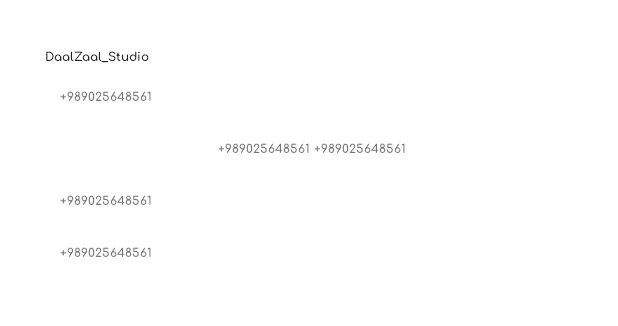
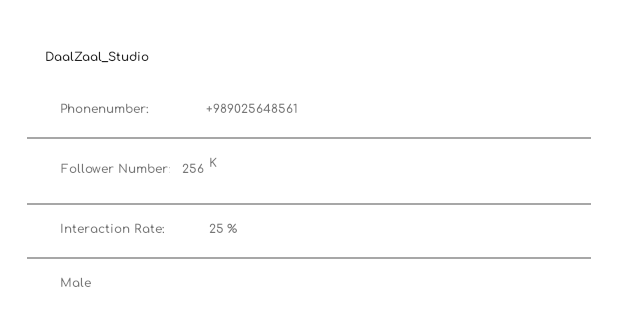
Before and after one commit to MahdiKaseAtashin/Shot_and_Shot, an Android app: the layout content_details.xml on its own in the app's theme, with its tools: preview values and no code run, on a phone screen of 412 x 824 dp. Shown: the top 326 px of the screen. Run offline under Robolectric (Android 15) with nearby library versions, the phone set to English and light mode, and no system bars; Roboto replaces fonts that are not available here.

Commit message:
complete detail activity ui

```diff
--- a/app/src/main/res/layout/content_details.xml
+++ b/app/src/main/res/layout/content_details.xml
@@ -31,30 +31,47 @@
                     android:layout_height="wrap_content"
                     android:layout_marginHorizontal="20dp"
                     android:fontFamily="@font/comfortaa_bold"
-                    android:textSize="@dimen/dimen_16"
+                    android:textSize="@dimen/dimen_22"
                     tools:text="DaalZaal_Studio"
                     android:text="@{user.instaId}"
                     app:startIconDrawable="@drawable/ic_instagram_circle"/>
 
             </LinearLayout>
             <LinearLayout
+                android:layout_marginTop="@dimen/dimen_22"
                 android:layout_width="match_parent"
                 android:layout_height="wrap_content"
                 android:layout_marginBottom="5dp"
                 android:orientation="horizontal">
 
                 <TextView
-                    android:layout_width="match_parent"
+                    android:layout_width="wrap_content"
                     android:layout_height="wrap_content"
                     android:layout_marginHorizontal="30dp"
-                    android:layout_marginVertical="@dimen/dimen_20"
+                    android:layout_marginVertical="@dimen/dimen_12"
                     android:fontFamily="@font/comfortaa_bold"
-                    android:textSize="@dimen/dimen_16"
+                    android:textSize="@dimen/dimen_12"
+                    android:text="@string/phonenumber"
+                    app:startIconDrawable="@drawable/ic_instagram_circle"/>
+
+                <TextView
+                    android:layout_width="wrap_content"
+                    android:layout_height="wrap_content"
+                    android:layout_marginHorizontal="@dimen/dimen_18"
+                    android:layout_marginVertical="@dimen/dimen_12"
+                    android:fontFamily="@font/comfortaa_bold"
+                    android:textSize="@dimen/dimen_12"
                     tools:text="+989025648561"
                     android:text="@{user.phone}"
                     app:startIconDrawable="@drawable/ic_instagram_circle"/>
+
             </LinearLayout>
 
+            <View
+                android:background="@color/dark_gray"
+                android:layout_marginHorizontal="@dimen/dimen_22"
+                android:layout_width="match_parent"
+                android:layout_height="1dp"/>
 
             <LinearLayout
                 android:layout_width="match_parent"
@@ -64,33 +81,89 @@
 
                 <TextView
                     android:gravity="end"
-                    android:layout_weight="1"
-                    android:layout_width="0dp"
+                    android:layout_width="wrap_content"
                     android:layout_height="wrap_content"
                     android:layout_marginStart="30dp"
-                    android:layout_marginVertical="@dimen/dimen_20"
+                    android:layout_marginVertical="12dp"
                     android:fontFamily="@font/comfortaa_bold"
-                    android:textSize="@dimen/dimen_16"
-                    tools:text="+989025648561"
+                    android:textSize="@dimen/dimen_12"
+                    android:text="@string/follower_number"
+                    />
+                <TextView
+                    android:gravity="end"
+                    android:layout_width="wrap_content"
+                    android:layout_height="wrap_content"
+                    android:layout_marginStart="@dimen/dimen_22"
+                    android:layout_marginVertical="12dp"
+                    android:fontFamily="@font/comfortaa_bold"
+                    android:textSize="@dimen/dimen_12"
+                    tools:text="256"
                     android:text="@{Long.toString(user.followerNum)}"
                     />
 
                 <TextView
                     android:paddingStart="3dp"
                     android:paddingEnd="3dp"
-                    android:layout_weight="1"
-                    android:layout_width="0dp"
+                    android:layout_width="wrap_content"
                     android:layout_height="wrap_content"
                     android:layout_marginEnd="30dp"
-                    android:layout_marginVertical="@dimen/dimen_20"
+                    android:layout_marginVertical="@dimen/dimen_12"
                     android:fontFamily="@font/comfortaa_bold"
-                    android:textSize="@dimen/dimen_16"
-                    tools:text="+989025648561"
+                    android:textSize="@dimen/dimen_12"
+                    tools:text="K"
                     android:text="@{user.followerEx}"
                     />
 
             </LinearLayout>
 
+            <View
+                android:background="@color/dark_gray"
+                android:layout_marginHorizontal="@dimen/dimen_22"
+                android:layout_width="match_parent"
+                android:layout_height="1dp"/>
+
+            <LinearLayout
+                android:layout_width="match_parent"
+                android:layout_height="wrap_content"
+                android:layout_marginBottom="5dp"
+                android:orientation="horizontal">
+
+                <TextView
+                    android:layout_width="wrap_content"
+                    android:layout_height="wrap_content"
+                    android:layout_marginStart="30dp"
+                    android:layout_marginVertical="@dimen/dimen_12"
+                    android:fontFamily="@font/comfortaa_bold"
+                    android:textSize="@dimen/dimen_12"
+                    android:text="@string/interaction_rate" />
+
+                <TextView
+                    android:layout_width="wrap_content"
+                    android:layout_height="wrap_content"
+                    android:layout_marginStart="30dp"
+                    android:layout_marginVertical="@dimen/dimen_12"
+                    android:fontFamily="@font/comfortaa_bold"
+                    android:textSize="@dimen/dimen_12"
+                    tools:text="25"
+                    android:text="@{Integer.toString(user.interaction)}" />
+
+                <TextView
+                    android:layout_marginStart="2dp"
+                    android:layout_width="wrap_content"
+                    android:layout_height="wrap_content"
+                    android:layout_marginVertical="@dimen/dimen_12"
+                    android:fontFamily="@font/comfortaa_bold"
+                    android:textSize="@dimen/dimen_12"
+                    tools:text="%"
+                    android:text="@string/percent" />
+
+            </LinearLayout>
+
+            <View
+                android:background="@color/dark_gray"
+                android:layout_marginHorizontal="@dimen/dimen_22"
+                android:layout_width="match_parent"
+                android:layout_height="1dp"/>
 
             <LinearLayout
                 android:layout_width="match_parent"
@@ -102,28 +175,10 @@
                     android:layout_width="match_parent"
                     android:layout_height="wrap_content"
                     android:layout_marginHorizontal="30dp"
-                    android:layout_marginVertical="@dimen/dimen_20"
+                    android:layout_marginVertical="@dimen/dimen_12"
                     android:fontFamily="@font/comfortaa_bold"
-                    android:textSize="@dimen/dimen_16"
-                    tools:text="+989025648561"
-                    android:text="@{Integer.toString(user.interaction)}" />
-
-            </LinearLayout>
-
-            <LinearLayout
-                android:layout_width="match_parent"
-                android:layout_height="wrap_content"
-                android:layout_marginBottom="5dp"
-                android:orientation="horizontal">
-
-                <TextView
-                    android:layout_width="match_parent"
-                    android:layout_height="wrap_content"
-                    android:layout_marginHorizontal="30dp"
-                    android:layout_marginVertical="@dimen/dimen_20"
-                    android:fontFamily="@font/comfortaa_bold"
-                    android:textSize="@dimen/dimen_16"
-                    tools:text="+989025648561"
+                    android:textSize="@dimen/dimen_12"
+                    tools:text="Male"
                     android:text="@{user.gender}" />
 
             </LinearLayout>
--- a/app/src/main/res/values/strings.xml
+++ b/app/src/main/res/values/strings.xml
@@ -118,4 +118,8 @@
     <string name="title_activity_item_detail_host">Item Detail Host Activity</string>
     <string name="title_item_list">Items</string>
     <string name="title_item_detail">Item Detail</string>
+    <string name="percent">%</string>
+    <string name="follower_number">Follower Number:</string>
+    <string name="interaction_rate">Interaction Rate:</string>
+    <string name="phonenumber">Phonenumber:</string>
 </resources>
```
